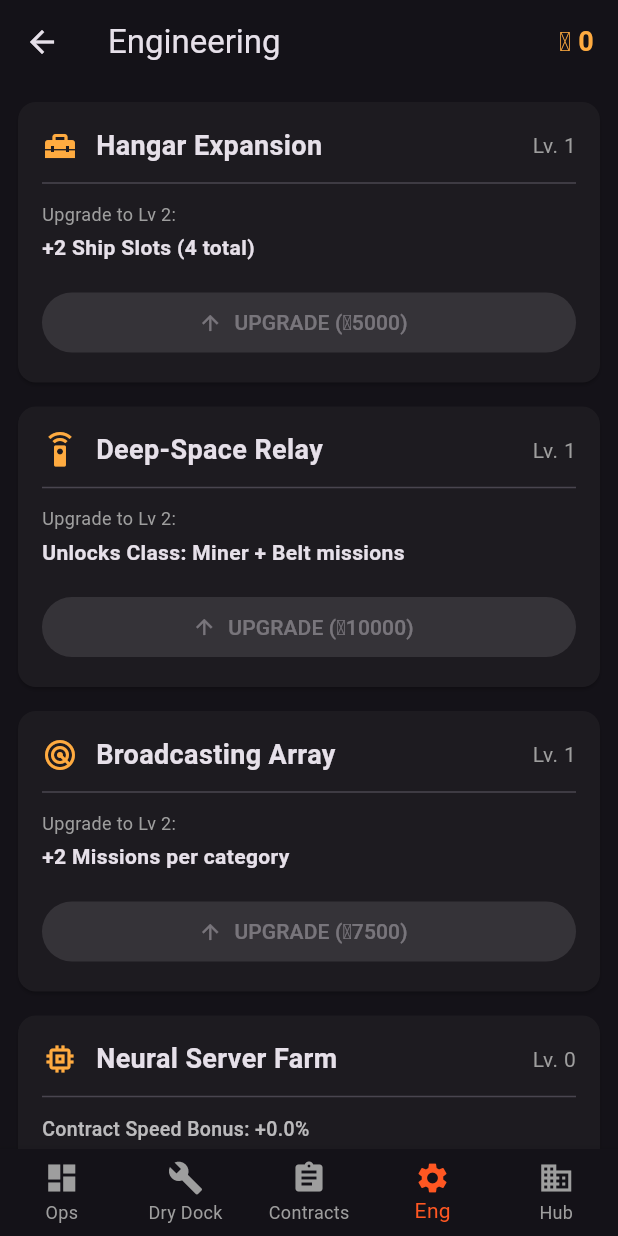
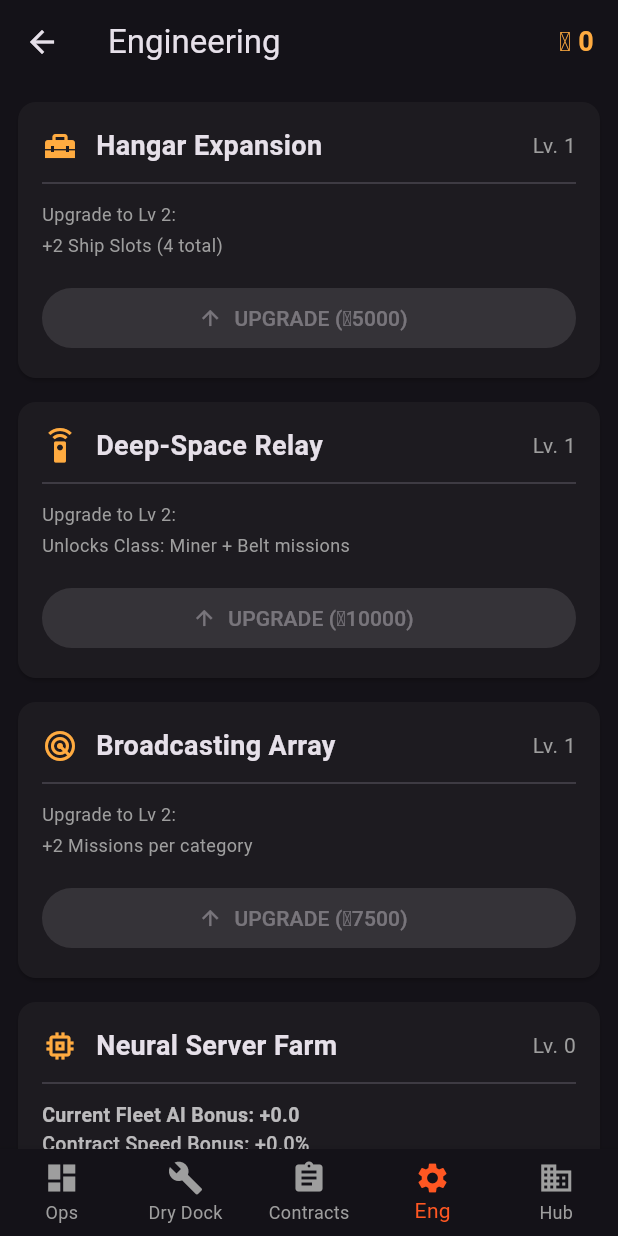
Before and after one commit to plasticus/mars_osc, a Flutter app: the MainNavigationScreen screen opened by its route, item 4 of the bottom bar chosen, on a phone screen of 412 x 824 dp. Run offline on Flutter 3.47's test engine with Material 3 defaults, Android fonts, the phone set to English and light mode, and no system bars; our stand-ins replace cloud_firestore, firebase_auth, firebase_core, google_sign_in, shared_preferences; accounts and stored records are empty.

Commit message:
troubleshooting UI

```diff
--- a/lib/screens/dry_dock_upgrade_screen.dart
+++ b/lib/screens/dry_dock_upgrade_screen.dart
@@ -155,7 +155,7 @@ class _UpgradeRow extends StatelessWidget {
             _buildEliteFeature(Icons.verified, "Legacy Designation", "Vessel identity locked into corporate history."),
             const SizedBox(height: 16),
             // Flavor text only for vessels that received a Legacy Name from the crew
-            if (ship.renameLocked && ship.hasBeenRenamed) ...[
+            if (ship.renameLocked && !ship.hasBeenRenamed) {
               const Text("Notice:", style: TextStyle(color: Colors.grey, fontSize: 12)),
               Text(
                 "Since no custom designation was assigned prior, the Captain has issued a new name (${ship.nickname}) to honor this vessel's service.",
--- a/lib/screens/engineering_screen.dart
+++ b/lib/screens/engineering_screen.dart
@@ -68,7 +68,8 @@ class EngineeringScreen extends StatelessWidget {
           icon: Icons.memory,
           currentLevel: state.serverFarmLevel,
           maxLevel: 3,
-          infoLine: "Contract Speed Bonus: +${(state.serverFarmPrestige * 0.1).toStringAsFixed(1)}%",
+          infoLine: "Current Fleet AI Bonus: **+${state.globalAIBonus.toStringAsFixed(1)}**\n"
+              "Contract Speed Bonus: +${(state.globalAIBonus * 0.5).toStringAsFixed(1)}%",
           upgrades: {
             1: _BaseUpgradeData(8000, "All Fleet AI +0.5"),
             2: _BaseUpgradeData(20000, "All Fleet AI +1.0"),
@@ -76,7 +77,7 @@ class EngineeringScreen extends StatelessWidget {
           },
           onUpgrade: (cost) => state.upgradeBase('Server', cost),
 
-          prestigeTitle: "Contract Overclock",
+          prestigeTitle: "AI-Improved Routing",
           prestigeLevel: state.serverFarmPrestige,
           prestigeEffect: "+0.1% Travel Speed",
           prestigeCost: state.getServerFarmPrestigeCost(),
@@ -215,9 +216,19 @@ class _UpgradeCard extends StatelessWidget {
 
             // Info line always visible when provided
             if (infoLine != null) ...[
-              Text(
-                infoLine!,
-                style: const TextStyle(fontSize: 13, color: Colors.white70, fontWeight: FontWeight.w500),
+              Column(
+                crossAxisAlignment: CrossAxisAlignment.start,
+                children: infoLine!.split('\n').map((line) {
+                  bool isAI = line.contains("AI Bonus");
+                  return Text(
+                    line.replaceAll('**', ''),
+                    style: TextStyle(
+                        fontSize: 13,
+                        color: Colors.white70,
+                        fontWeight: isAI ? FontWeight.bold : FontWeight.w500
+                    ),
+                  );
+                }).toList(),
               ),
               const SizedBox(height: 12),
             ],
@@ -248,7 +259,7 @@ class _UpgradeCard extends StatelessWidget {
               const SizedBox(height: 4),
               Text(
                 upgradeData.effect,
-                style: const TextStyle(fontSize: 14, fontWeight: FontWeight.bold),
+                style: const TextStyle(fontSize: 12, color: Colors.grey),
               ),
               const SizedBox(height: 16),
               SizedBox(
--- a/lib/screens/operations_screen.dart
+++ b/lib/screens/operations_screen.dart
@@ -44,7 +44,7 @@ class OperationsScreen extends StatelessWidget {
                     children: [
                       if (state.ore > 0) _ResourceChip(icon: Icons.landscape, label: "Ore", value: state.ore, color: Colors.brown),
                       if (state.gas > 0) _ResourceChip(icon: Icons.cloud, label: "Gas", value: state.gas, color: Colors.cyan),
-                      if (state.crystals > 0) _ResourceChip(icon: Icons.shield_moon, label: "Crystals", value: state.crystals, color: Colors.purpleAccent),
+                      if (state.crystals > 0) _ResourceChip(icon: Icons.diamond, label: "Crystals", value: state.crystals, color: Colors.purpleAccent),
                     ],
                   ),
                   const SizedBox(height: 8),
--- a/pubspec.yaml
+++ b/pubspec.yaml
@@ -2,7 +2,7 @@ name: mars_osc
 description: "Mars Orbital Shipping Company"
 publish_to: 'none'
 
-version: 0.9.4+1
+version: 0.95.02
 
 environment:
   sdk: ^3.5.0
```
Also changed, not shown: formulas_yesterday.txt (added, +111 -0 lines), lib/providers/game_state.dart (+52 -6 lines), 1 other file.
